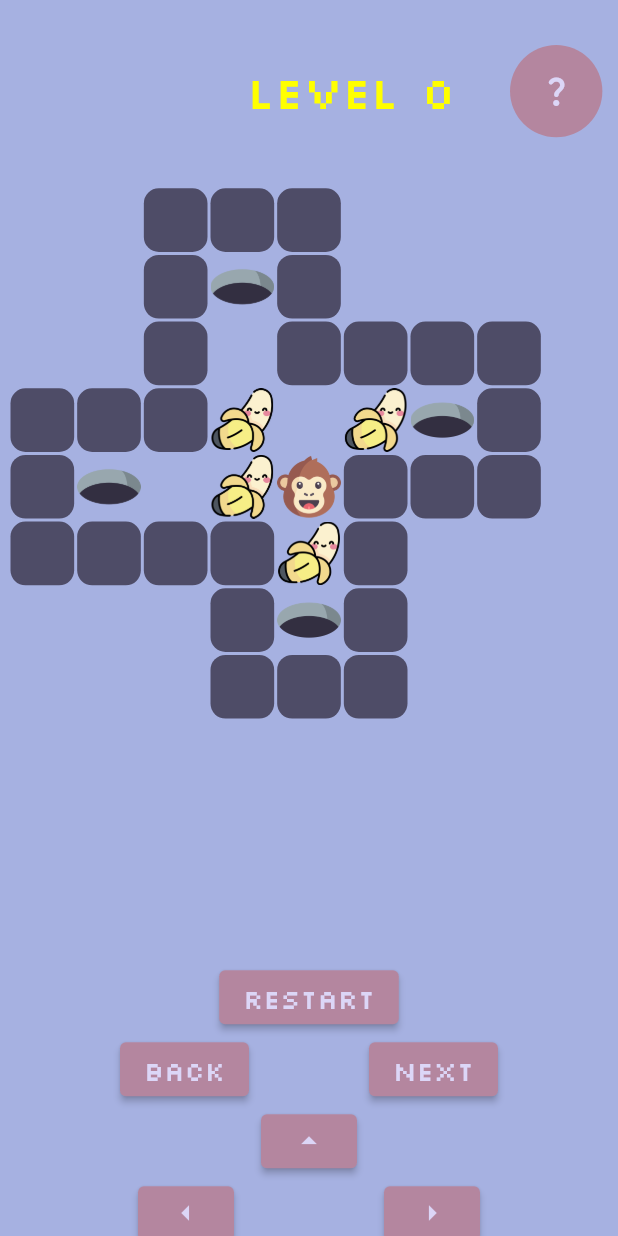
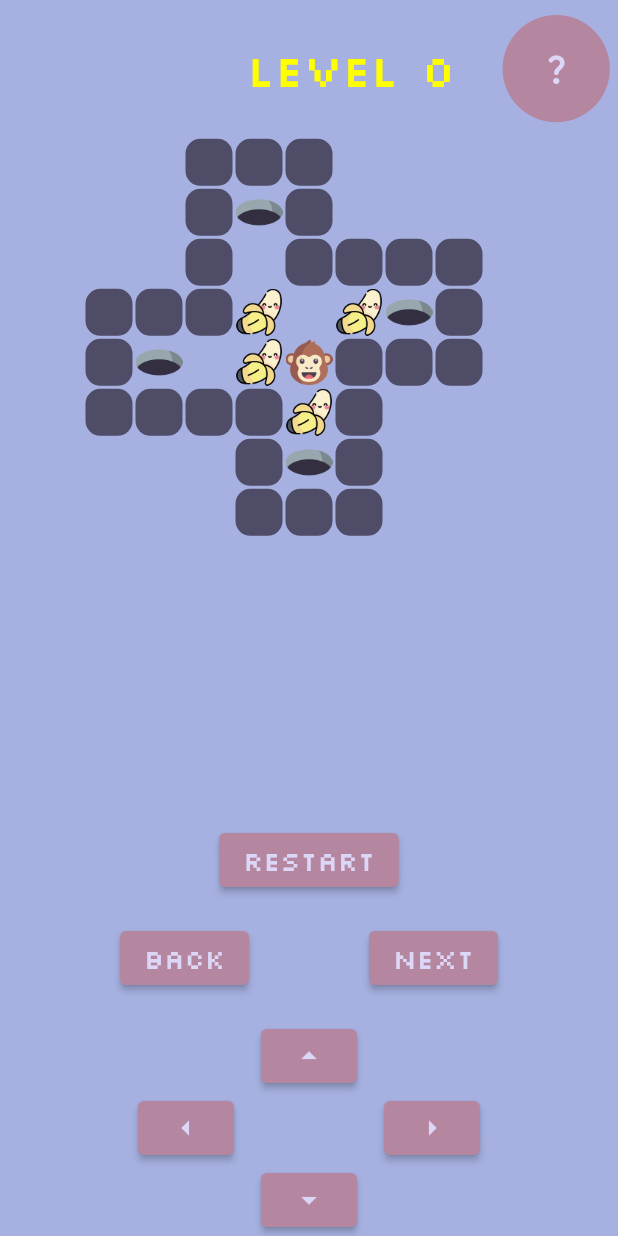
Before and after one commit to Zouuabi/kalonga, a Flutter app: the screen it shows after launch, on a phone screen of 412 x 824 dp. Run offline on Flutter 3.47's test engine with Material 2 defaults, Android fonts, the phone set to English and light mode, and no system bars.

Commit message:
responsive

```diff
--- a/lib/home_screen.dart
+++ b/lib/home_screen.dart
@@ -27,7 +27,6 @@ class _HomeScreenState extends State<HomeScreen> {
           if (box.position == character.position + 9 &&
               !isHere(box.position + 9)) {
             box.moveDown();
-
           }
         }
       }
@@ -160,7 +159,7 @@ class _HomeScreenState extends State<HomeScreen> {
             Expanded(
               flex: 1,
               child: Container(
-                  margin: const EdgeInsets.only(top: 30),
+                  padding: const EdgeInsets.only(top: 10, bottom: 10),
                   child: Row(
                     mainAxisAlignment: MainAxisAlignment.center,
                     children: [
@@ -169,9 +168,9 @@ class _HomeScreenState extends State<HomeScreen> {
                         flex: 2,
                         child: Text(
                           'Level $globalIndex',
-                          style: const TextStyle(
+                          style: TextStyle(
                               color: Colors.yellowAccent,
-                              fontSize: 30,
+                              fontSize: size.width < 400 ? 20 : 30,
                               fontFamily: 'Silkscreen'),
                         ),
                       ),
@@ -247,11 +246,9 @@ class _HomeScreenState extends State<HomeScreen> {
                   )),
             ),
             Expanded(
-              flex: 6,
-              child: Container(
-                padding: EdgeInsets.only(top: size.height * 0.04),
-                width: 400,
-                height: 500,
+              flex: 5,
+              child: SizedBox(
+                width: size.width < 500 ? 300 : 400,
                 child: GridView.builder(
                   physics: const NeverScrollableScrollPhysics(),
                   gridDelegate: const SliverGridDelegateWithFixedCrossAxisCount(
@@ -273,7 +270,10 @@ class _HomeScreenState extends State<HomeScreen> {
               ),
             ),
             Expanded(
-              flex: 2,
+              flex: 3,
+              child: SizedBox(
+                width: size.width < 400 ? 300 : 500,
+                height: 100,
                 child: Column(
                   mainAxisAlignment: MainAxisAlignment.spaceBetween,
                   children: [
@@ -370,6 +370,7 @@ class _HomeScreenState extends State<HomeScreen> {
                   ],
                 ),
               ),
+            ),
           ]),
         ),
       ),
```
Lines whose indentation alone changed are shown as unchanged.
